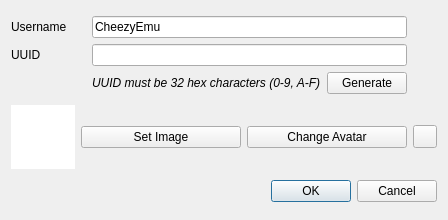
Above: src/yuzu/configuration/system/new_user_dialog.ui from fritcheelii/fritcheelii before the change. Below: the same form after it.
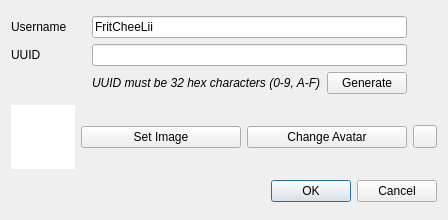
That is the form after the change.

Commit message: FritCheeLii v4.2: 3-tier FPS defaults, Restore Default Settings, short tooltips, clean menus, OoT FSR restart prompt, full FritCheeLii branding

Patch:
```diff
--- a/src/yuzu/configuration/system/new_user_dialog.ui
+++ b/src/yuzu/configuration/system/new_user_dialog.ui
@@ -57,7 +57,7 @@
      <item row="0" column="1" colspan="2">
       <widget class="QLineEdit" name="username">
        <property name="text">
-        <string>CheezyEmu</string>
+        <string>FritCheeLii</string>
        </property>
       </widget>
      </item>
```
The commit also changes 32 other files.
